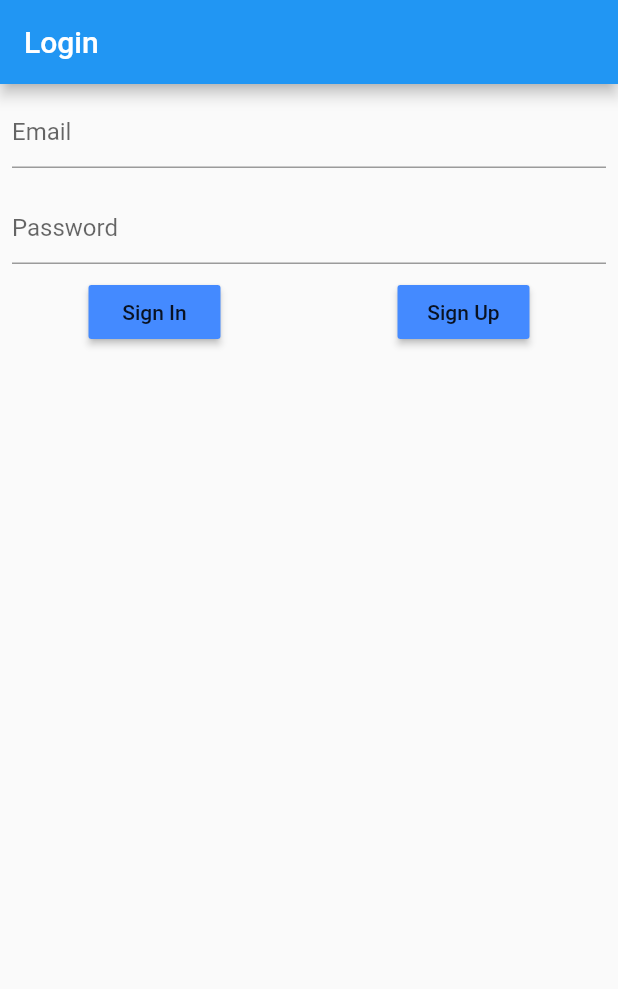
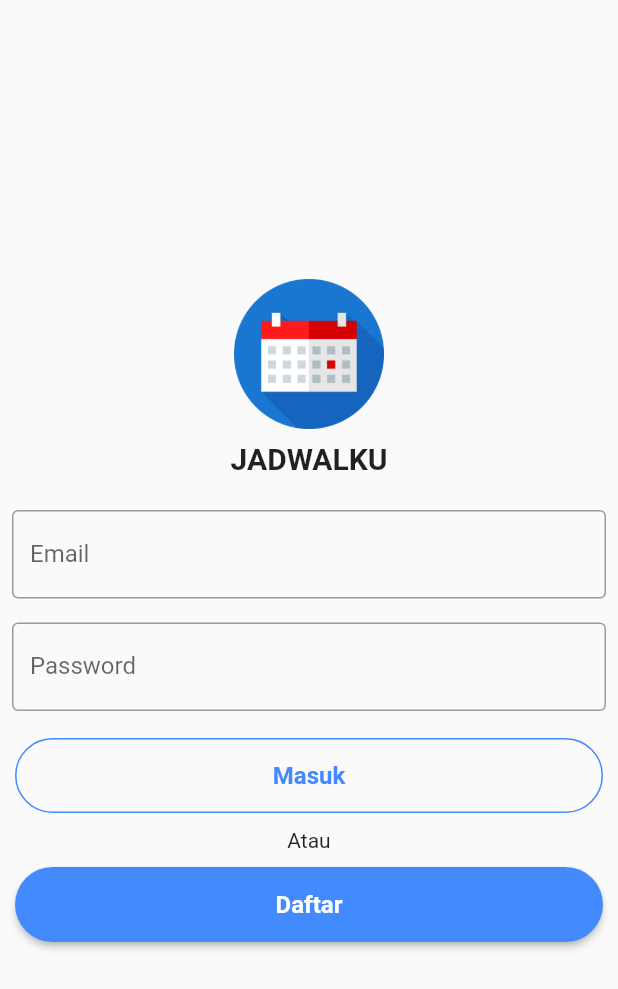
Before and after one commit to juanrayhanhidayah/jadwalkuu_kel3_tif18cidb, a Flutter app: the screen it shows after launch, on a phone screen of 412 x 824 dp. Shown: the top 989 px of the screen. Run offline on Flutter 3.47's test engine with Material 2 defaults, Android fonts, the phone set to English and light mode, and no system bars; our stand-ins replace cloud_firestore, date_format, firebase_auth, firebase_core; accounts and stored records are empty; Roboto replaces fonts that are missing (monserrat).

Commit message:
I'm DONE

```diff
--- a/lib/src/app.dart
+++ b/lib/src/app.dart
@@ -1,5 +1,4 @@
 import 'package:flutter/material.dart';
-import 'package:google_fonts/google_fonts.dart';
 import 'package:jadwal_app/src/providers/entry_providers.dart';
 import 'package:jadwal_app/src/screens/login.dart';
 import 'package:provider/provider.dart';
--- a/lib/src/screens/login.dart
+++ b/lib/src/screens/login.dart
@@ -1,4 +1,5 @@
 import 'package:firebase_auth/firebase_auth.dart';
+import 'package:flutter/cupertino.dart';
 import 'package:flutter/material.dart';
 import 'package:jadwal_app/src/screens/home.dart';
 import 'package:jadwal_app/src/screens/verify.dart';
@@ -13,20 +14,37 @@ class LoginScreen extends StatefulWidget {
 class _LoginScreenState extends State<LoginScreen> {
   String _email, _password;
   final auth = FirebaseAuth.instance;
+  User user;
 
   @override
   Widget build(BuildContext context) {
     return Scaffold(
-      appBar: AppBar(
-        title: Text('Login'),
+      body: Column(
+        mainAxisAlignment: MainAxisAlignment.center,
+        children: [
+          Container(
+              width: 100,
+              height: 100,
+              margin: EdgeInsets.only(bottom: 8),
+              child: Image.asset('assets/calendar.png')),
+          Padding(
+            padding: const EdgeInsets.only(
+              bottom: 15,
             ),
-      body: Column(
-        children: [
+            child: Text(
+              'JADWALKU',
+              style: TextStyle(
+                  fontFamily: 'monserrat',
+                  fontSize: 20,
+                  fontWeight: FontWeight.bold),
+            ),
+          ),
           Padding(
             padding: const EdgeInsets.all(8.0),
             child: TextField(
               keyboardType: TextInputType.emailAddress,
-              decoration: InputDecoration(hintText: 'Email'),
+              decoration: InputDecoration(
+                  border: OutlineInputBorder(), labelText: 'Email'),
               onChanged: (value) {
                 setState(() {
                   _email = value.trim();
@@ -38,7 +56,8 @@ class _LoginScreenState extends State<LoginScreen> {
             padding: const EdgeInsets.all(8.0),
             child: TextField(
               obscureText: true,
-              decoration: InputDecoration(hintText: 'Password'),
+              decoration: InputDecoration(
+                  border: OutlineInputBorder(), labelText: 'Password'),
               onChanged: (value) {
                 setState(() {
                   _password = value.trim();
@@ -46,13 +65,47 @@ class _LoginScreenState extends State<LoginScreen> {
               },
             ),
           ),
-          Row(
-            mainAxisAlignment: MainAxisAlignment.spaceAround,
+          Column(
+            crossAxisAlignment: CrossAxisAlignment.center,
             children: [
-              RaisedButton(
+              Container(
+                width: double.infinity,
+                height: 50,
+                margin: EdgeInsets.all(10),
+                child: OutlineButton(
+                  borderSide: BorderSide(
+                      color: Colors.blueAccent, style: BorderStyle.solid),
+                  textColor: Colors.white,
+                  shape: RoundedRectangleBorder(
+                      borderRadius: BorderRadius.circular(50)),
                   color: Theme.of(context).accentColor,
-                child: Text('Sign In'),
+                  child: Text(
+                    'Masuk',
+                    style: TextStyle(
+                        color: Colors.blueAccent,
+                        fontWeight: FontWeight.bold,
+                        fontSize: 16),
+                  ),
                   onPressed: () {
+                    if (_password.length < 6) {
+                      showDialog(
+                          context: context,
+                          builder: (BuildContext context) {
+                            return CupertinoAlertDialog(
+                              title:
+                                  Icon(Icons.warning, color: Colors.redAccent),
+                              content: Text('Email atau Password anda salah'),
+                              actions: <Widget>[
+                                CupertinoDialogAction(
+                                  child: Text('Tutup'),
+                                  onPressed: () {
+                                    Navigator.of(context).pop();
+                                  },
+                                )
+                              ],
+                            );
+                          });
+                    } else {
                       auth
                           .signInWithEmailAndPassword(
                               email: _email, password: _password)
@@ -61,12 +114,50 @@ class _LoginScreenState extends State<LoginScreen> {
                           builder: (context) => HomeScreen(),
                         ));
                       });
+                    }
                   },
                 ),
-              RaisedButton(
+              ),
+              Text('Atau'),
+              Container(
+                margin: EdgeInsets.all(10),
+                width: double.infinity,
+                height: 50,
+                child: RaisedButton(
+                  shape: RoundedRectangleBorder(
+                    borderRadius: BorderRadius.circular(50),
+                  ),
                   color: Theme.of(context).accentColor,
-                child: Text('Sign Up'),
+                  child: Text(
+                    'Daftar',
+                    style: TextStyle(
+                        color: Colors.white,
+                        fontWeight: FontWeight.bold,
+                        fontSize: 16),
+                  ),
                   onPressed: () {
+                    if (_password.length < 6 || _password == null) {
+                      showDialog(
+                          context: context,
+                          builder: (BuildContext context) {
+                            return CupertinoAlertDialog(
+                              title: Icon(
+                                Icons.warning,
+                                color: Colors.redAccent,
+                              ),
+                              content:
+                                  Text('Password harus lebih dari 6 karakter'),
+                              actions: <Widget>[
+                                CupertinoDialogAction(
+                                  child: Text('Tutup'),
+                                  onPressed: () {
+                                    Navigator.of(context).pop();
+                                  },
+                                )
+                              ],
+                            );
+                          });
+                    } else {
                       auth
                           .createUserWithEmailAndPassword(
                               email: _email, password: _password)
@@ -75,7 +166,9 @@ class _LoginScreenState extends State<LoginScreen> {
                           builder: (context) => VerifyScreen(),
                         ));
                       });
+                    }
                   },
+                ),
               )
             ],
           )
--- a/lib/src/services/firestore_service.dart
+++ b/lib/src/services/firestore_service.dart
@@ -22,6 +22,6 @@ class FirestoreService {
 
   //Delete
   Future<void> removeEntry(String entryId) {
-    return _db.collection('entries').doc(entryId).delete();
+    return _db.collection('item').doc(entryId).delete();
   }
 }
--- a/pubspec.yaml
+++ b/pubspec.yaml
@@ -49,6 +49,9 @@ dev_dependencies:
 
 # The following section is specific to Flutter.
 flutter:
+  assets:
+    - assets/calendar.png
+    - assets/calendar2.png
 
   # The following line ensures that the Material Icons font is
   # included with your application, so that you can use the icons in
```
Also changed, not shown: assets/calendar.png (added), assets/calendar2.png (added). Lines whose indentation alone changed are shown as unchanged.
